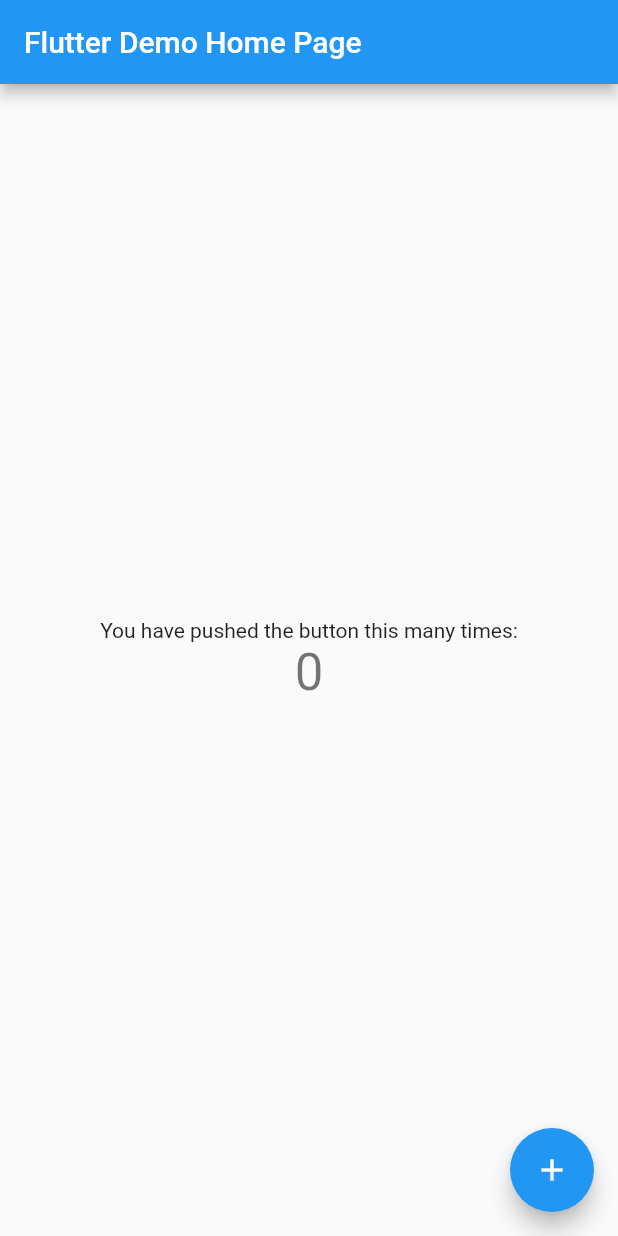
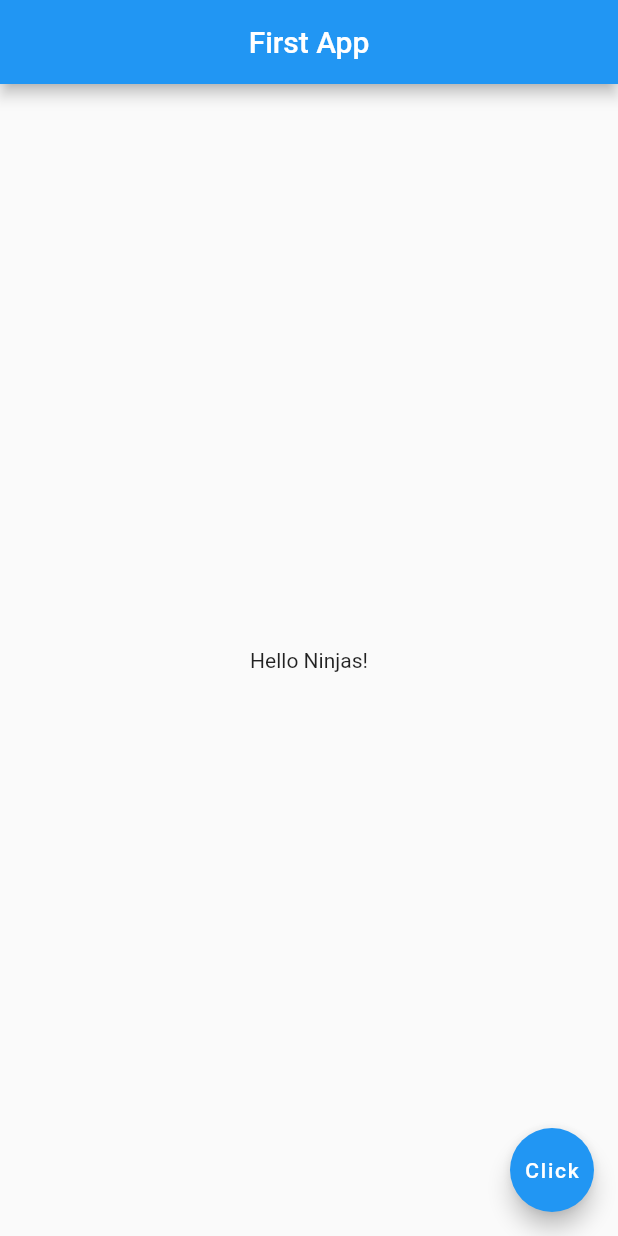
Before and after one commit to eyubech/fltcourse, a Flutter app: the screen it shows after launch, on a phone screen of 412 x 824 dp. Run offline on Flutter 3.47's test engine with Material 2 defaults, Android fonts, the phone set to English and light mode, and no system bars.

Commit message:
Scaffold

```diff
--- a/lib/main.dart
+++ b/lib/main.dart
@@ -1,113 +1,19 @@
 import 'package:flutter/material.dart';
+void main() => runApp(MaterialApp(
+      debugShowCheckedModeBanner: false,
+      home: Scaffold(
+        appBar: AppBar(
+          title: Text('First App'),
+          centerTitle: true,
+        ),
+        body: Center(
+          child:
+          Text('Hello Ninjas!'),
+          ),
+          floatingActionButton: FloatingActionButton(
+          child: Text("Click"),
 
-void main() {
-  runApp(MyApp());
-}
-
-class MyApp extends StatelessWidget {
-  // This widget is the root of your application.
-  @override
-  Widget build(BuildContext context) {
-    return MaterialApp(
-      title: 'Flutter Demo',
-      theme: ThemeData(
-        // This is the theme of your application.
-        //
-        // Try running your application with "flutter run". You'll see the
-        // application has a blue toolbar. Then, without quitting the app, try
-        // changing the primarySwatch below to Colors.green and then invoke
-        // "hot reload" (press "r" in the console where you ran "flutter run",
-        // or simply save your changes to "hot reload" in a Flutter IDE).
-        // Notice that the counter didn't reset back to zero; the application
-        // is not restarted.
-        primarySwatch: Colors.blue,
+          onPressed: (null),
+          ),
       ),
-      home: MyHomePage(title: 'Flutter Demo Home Page'),
-    );
-  }
-}
-
-class MyHomePage extends StatefulWidget {
-  MyHomePage({Key? key, required this.title}) : super(key: key);
-
-  // This widget is the home page of your application. It is stateful, meaning
-  // that it has a State object (defined below) that contains fields that affect
-  // how it looks.
-
-  // This class is the configuration for the state. It holds the values (in this
-  // case the title) provided by the parent (in this case the App widget) and
-  // used by the build method of the State. Fields in a Widget subclass are
-  // always marked "final".
-
-  final String title;
-
-  @override
-  _MyHomePageState createState() => _MyHomePageState();
-}
-
-class _MyHomePageState extends State<MyHomePage> {
-  int _counter = 0;
-
-  void _incrementCounter() {
-    setState(() {
-      // This call to setState tells the Flutter framework that something has
-      // changed in this State, which causes it to rerun the build method below
-      // so that the display can reflect the updated values. If we changed
-      // _counter without calling setState(), then the build method would not be
-      // called again, and so nothing would appear to happen.
-      _counter++;
-    });
-  }
-
-  @override
-  Widget build(BuildContext context) {
-    // This method is rerun every time setState is called, for instance as done
-    // by the _incrementCounter method above.
-    //
-    // The Flutter framework has been optimized to make rerunning build methods
-    // fast, so that you can just rebuild anything that needs updating rather
-    // than having to individually change instances of widgets.
-    return Scaffold(
-      appBar: AppBar(
-        // Here we take the value from the MyHomePage object that was created by
-        // the App.build method, and use it to set our appbar title.
-        title: Text(widget.title),
-      ),
-      body: Center(
-        // Center is a layout widget. It takes a single child and positions it
-        // in the middle of the parent.
-        child: Column(
-          // Column is also a layout widget. It takes a list of children and
-          // arranges them vertically. By default, it sizes itself to fit its
-          // children horizontally, and tries to be as tall as its parent.
-          //
-          // Invoke "debug painting" (press "p" in the console, choose the
-          // "Toggle Debug Paint" action from the Flutter Inspector in Android
-          // Studio, or the "Toggle Debug Paint" command in Visual Studio Code)
-          // to see the wireframe for each widget.
-          //
-          // Column has various properties to control how it sizes itself and
-          // how it positions its children. Here we use mainAxisAlignment to
-          // center the children vertically; the main axis here is the vertical
-          // axis because Columns are vertical (the cross axis would be
-          // horizontal).
-          mainAxisAlignment: MainAxisAlignment.center,
-          children: <Widget>[
-            Text(
-              'You have pushed the button this many times:',
-            ),
-            Text(
-              '$_counter',
-              style: Theme.of(context).textTheme.headline4,
-            ),
-          ],
-        ),
-      ),
-      floatingActionButton: FloatingActionButton(
-        onPressed: _incrementCounter,
-        tooltip: 'Increment',
-        child: Icon(Icons.add),
-      ), // This trailing comma makes auto-formatting nicer for build methods.
-    );
-  }
-}
+    ));
```
